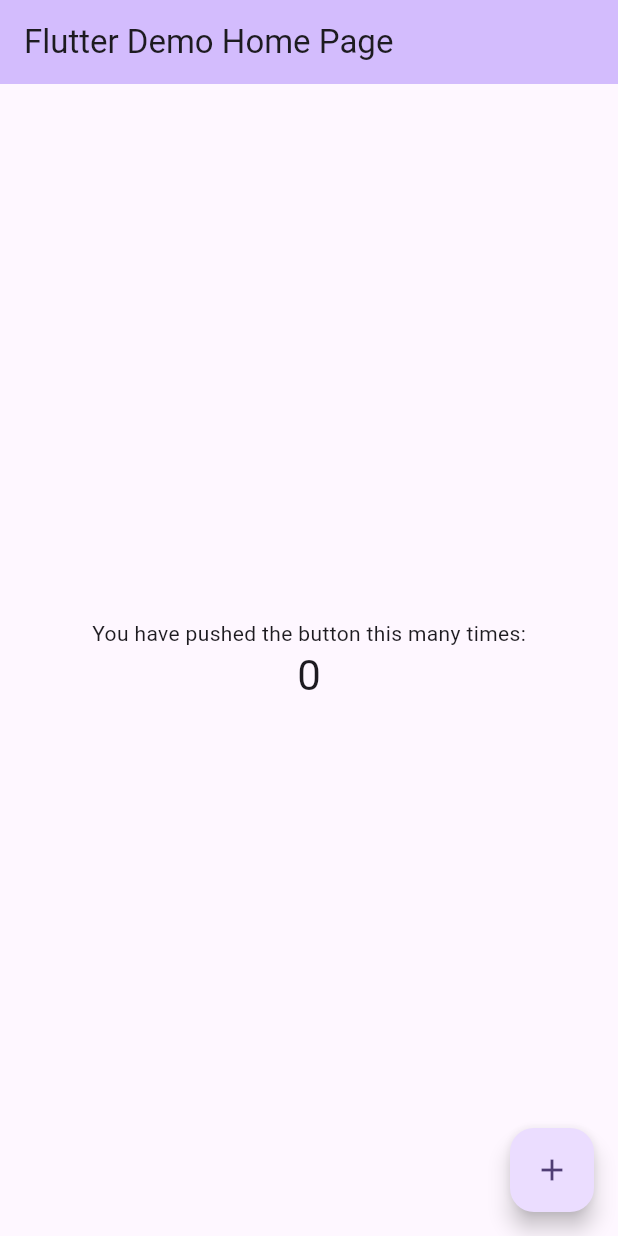
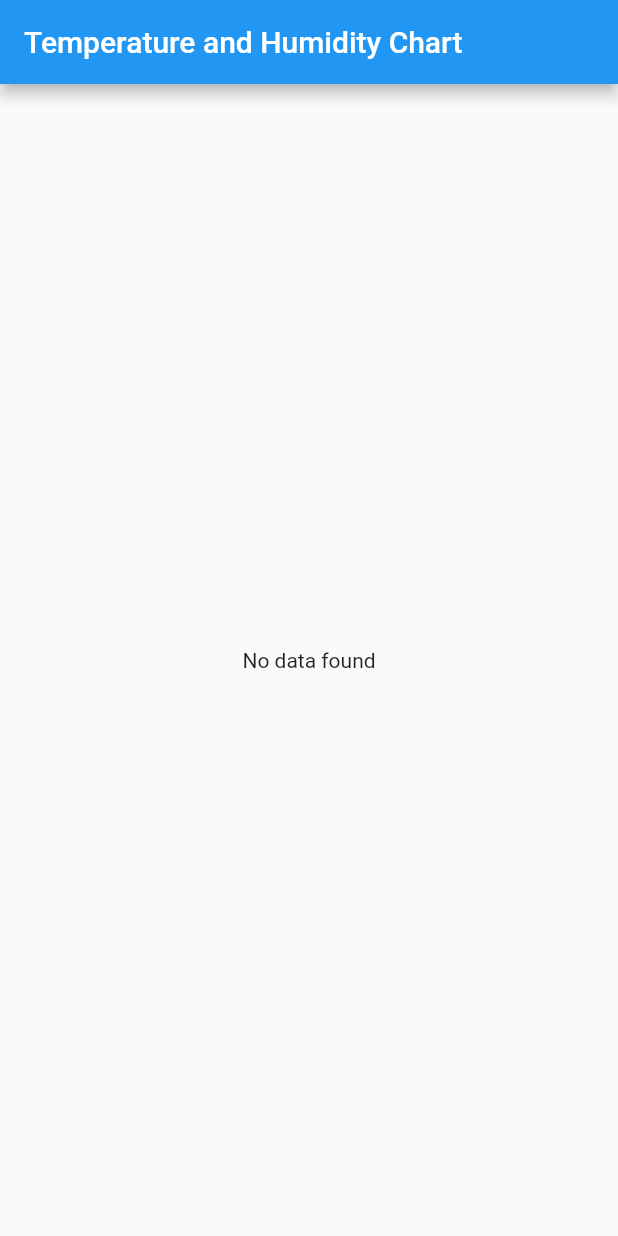
Before and after one commit to PoxhYT/Lernfeld7-Cyber-Physische-Systeme, a Flutter app: the screen it shows after launch, on a phone screen of 412 x 824 dp. Run offline on Flutter 3.47's test engine with Material 2 defaults, Android fonts, the light colour scheme and no system bars; our stand-ins replace cloud_firestore, firebase_core, fl_chart; accounts and stored records are empty.

```diff
--- a/Flutter/lib/main.dart
+++ b/Flutter/lib/main.dart
@@ -1,138 +1,90 @@
+import 'package:flutter/material.dart';
+import 'package:cloud_firestore/cloud_firestore.dart';
 import 'package:firebase_core/firebase_core.dart';
-import 'package:firebase_messaging/firebase_messaging.dart';
-import 'package:flutter/material.dart';
 import 'package:lf_07_cyber_physical_system/firebase_options.dart';
+import 'package:fl_chart/fl_chart.dart';
 
 void main() async {
   WidgetsFlutterBinding.ensureInitialized();
   await Firebase.initializeApp(options: DefaultFirebaseOptions.currentPlatform);
-  runApp(const MyApp());
+  runApp(MyApp());
 }
 
-
 class MyApp extends StatelessWidget {
-  const MyApp({super.key});
-
-  // This widget is the root of your application.
   @override
   Widget build(BuildContext context) {
-
-    FirebaseMessaging.instance.getToken().then((value) {
-      if(value != null) {
-        print(value);
-      }
-    });
-
     return MaterialApp(
-      title: 'Flutter Demo',
-      theme: ThemeData(
-        // This is the theme of your application.
-        //
-        // TRY THIS: Try running your application with "flutter run". You'll see
-        // the application has a blue toolbar. Then, without quitting the app,
-        // try changing the seedColor in the colorScheme below to Colors.green
-        // and then invoke "hot reload" (save your changes or press the "hot
-        // reload" button in a Flutter-supported IDE, or press "r" if you used
-        // the command line to start the app).
-        //
-        // Notice that the counter didn't reset back to zero; the application
-        // state is not lost during the reload. To reset the state, use hot
-        // restart instead.
-        //
-        // This works for code too, not just values: Most code changes can be
-        // tested with just a hot reload.
-        colorScheme: ColorScheme.fromSeed(seedColor: Colors.deepPurple),
-        useMaterial3: true,
+      home: Scaffold(
+        appBar: AppBar(title: Text('Temperature and Humidity Chart')),
+        body: ThermalChart(),
       ),
-      home: const MyHomePage(title: 'Flutter Demo Home Page'),
     );
   }
 }
 
-class MyHomePage extends StatefulWidget {
-  const MyHomePage({super.key, required this.title});
+class ThermalData {
+  final double temperature;
+  final double humidity;
+  final Timestamp timestamp;
 
-  // This widget is the home page of your application. It is stateful, meaning
-  // that it has a State object (defined below) that contains fields that affect
-  // how it looks.
-
-  // This class is the configuration for the state. It holds the values (in this
-  // case the title) provided by the parent (in this case the App widget) and
-  // used by the build method of the State. Fields in a Widget subclass are
-  // always marked "final".
-
-  final String title;
-
-  @override
-  State<MyHomePage> createState() => _MyHomePageState();
+  ThermalData(this.temperature, this.humidity, this.timestamp);
 }
 
-class _MyHomePageState extends State<MyHomePage> {
-  int _counter = 0;
+Future<List<ThermalData>> getThermalData() async {
+  QuerySnapshot snapshot = await FirebaseFirestore.instance.collection('thermals').get();
+  return snapshot.docs.map((doc) {
+    return ThermalData(
+      (doc['temperature'] as num).toDouble(),
+      (doc['humidity'] as num).toDouble(),
+      doc['timestamp'] as Timestamp,
+    );
+  }).toList();
+}
 
-  void _incrementCounter() {
-    setState(() {
-      // This call to setState tells the Flutter framework that something has
-      // changed in this State, which causes it to rerun the build method below
-      // so that the display can reflect the updated values. If we changed
-      // _counter without calling setState(), then the build method would not be
-      // called again, and so nothing would appear to happen.
-      _counter++;
-    });
-  }
-
+class ThermalChart extends StatelessWidget {
   @override
   Widget build(BuildContext context) {
-    // This method is rerun every time setState is called, for instance as done
-    // by the _incrementCounter method above.
-    //
-    // The Flutter framework has been optimized to make rerunning build methods
-    // fast, so that you can just rebuild anything that needs updating rather
-    // than having to individually change instances of widgets.
-    return Scaffold(
-      appBar: AppBar(
-        // TRY THIS: Try changing the color here to a specific color (to
-        // Colors.amber, perhaps?) and trigger a hot reload to see the AppBar
-        // change color while the other colors stay the same.
-        backgroundColor: Theme.of(context).colorScheme.inversePrimary,
-        // Here we take the value from the MyHomePage object that was created by
-        // the App.build method, and use it to set our appbar title.
-        title: Text(widget.title),
-      ),
-      body: Center(
-        // Center is a layout widget. It takes a single child and positions it
-        // in the middle of the parent.
-        child: Column(
-          // Column is also a layout widget. It takes a list of children and
-          // arranges them vertically. By default, it sizes itself to fit its
-          // children horizontally, and tries to be as tall as its parent.
-          //
-          // Column has various properties to control how it sizes itself and
-          // how it positions its children. Here we use mainAxisAlignment to
-          // center the children vertically; the main axis here is the vertical
-          // axis because Columns are vertical (the cross axis would be
-          // horizontal).
-          //
-          // TRY THIS: Invoke "debug painting" (choose the "Toggle Debug Paint"
-          // action in the IDE, or press "p" in the console), to see the
-          // wireframe for each widget.
-          mainAxisAlignment: MainAxisAlignment.center,
-          children: <Widget>[
-            const Text(
-              'You have pushed the button this many times:',
+    return FutureBuilder<List<ThermalData>>(
+      future: getThermalData(),
+      builder: (context, snapshot) {
+        if (snapshot.connectionState == ConnectionState.waiting) {
+          return Center(child: CircularProgressIndicator());
+        } else if (snapshot.hasError) {
+          return Center(child: Text('Error: ${snapshot.error}'));
+        } else if (!snapshot.hasData || snapshot.data!.isEmpty) {
+          return Center(child: Text('No data found'));
+        } else {
+          List<ThermalData> data = snapshot.data!;
+
+          List<BarChartGroupData> barGroups = data.map((thermalData) {
+            int index = data.indexOf(thermalData);
+            return BarChartGroupData(
+              x: index,
+              barRods: [
+                BarChartRodData(
+                  toY: thermalData.temperature,
+                  color: Colors.red,
+                  width: 4,
+                ),
+                BarChartRodData(
+                  toY: thermalData.humidity,
+                  color: Colors.blue,
+                  width: 4,
+                ),
+              ],
+            );
+          }).toList();
+
+          return Padding(
+            padding: const EdgeInsets.all(8.0),
+            child: BarChart(
+              BarChartData(
+                barGroups: barGroups,
+              ),
             ),
-            Text(
-              '$_counter',
-              style: Theme.of(context).textTheme.headlineMedium,
-            ),
-          ],
-        ),
-      ),
-      floatingActionButton: FloatingActionButton(
-        onPressed: _incrementCounter,
-        tooltip: 'Increment',
-        child: const Icon(Icons.add),
-      ), // This trailing comma makes auto-formatting nicer for build methods.
+          );
+        }
+      },
     );
   }
 }
--- a/Flutter/pubspec.yaml
+++ b/Flutter/pubspec.yaml
@@ -39,6 +39,9 @@ dependencies:
   firebase_core: ^2.16.0
   firebase_messaging: ^14.6.8
   firebase_analytics: ^10.5.0
+  fl_chart: ^0.63.0
+  cloud_firestore: ^4.9.3
+  intl: ^0.18.1
 
 dev_dependencies:
   flutter_test:
```
Also changed, not shown: Flutter/pubspec.lock, 4 other files.
